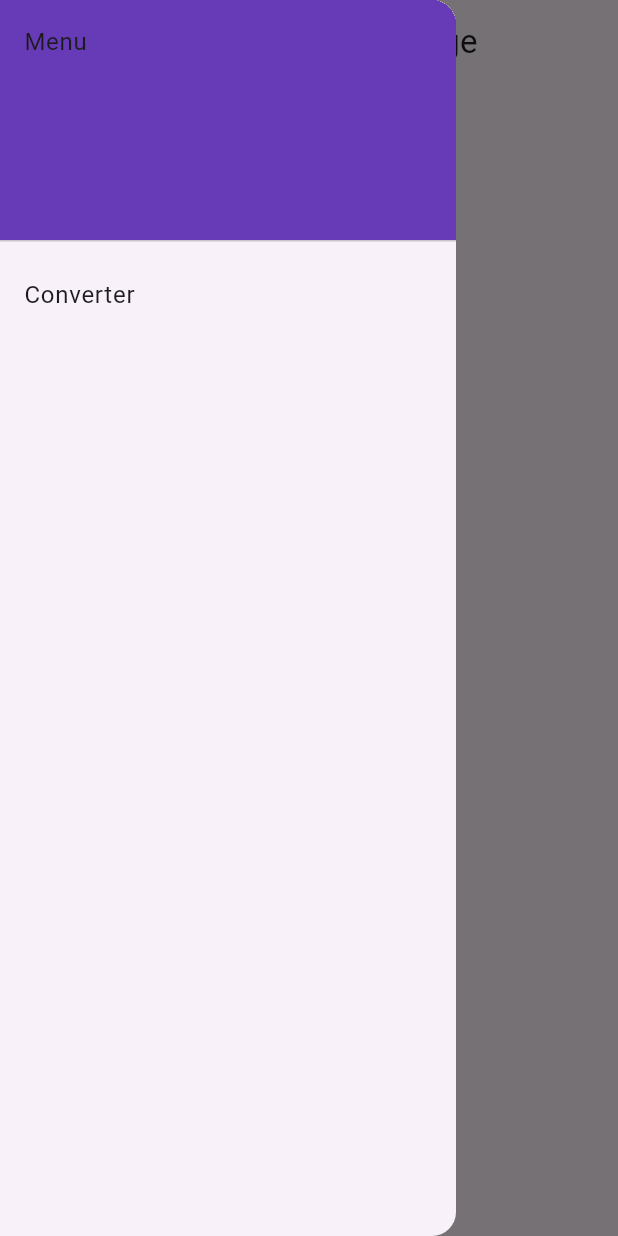
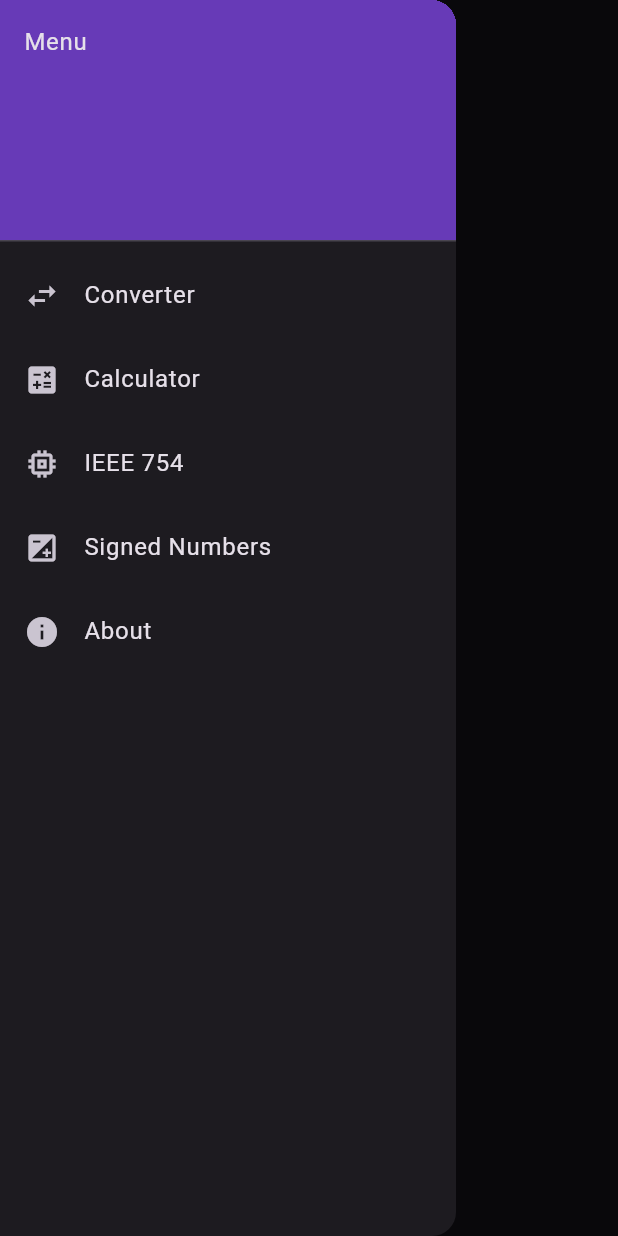
Before and after one commit to Sgambe33/binary-toolset, a Flutter app: the screen it shows after launch, with the side drawer open, on a phone screen of 412 x 824 dp. Run offline on Flutter 3.47's test engine with Material 3 defaults, Android fonts, the phone set to English and light mode, and no system bars; our stand-ins replace firebase_core; accounts and stored records are empty; generated files the repository leaves out were written again.

Commit message:
Added new pages: calculator, ieee754, signed numbers
Signed-off-by: Sgambe33 <80386324+Sgambe33@users.noreply.github.com>

```diff
--- a/lib/main.dart
+++ b/lib/main.dart
@@ -1,5 +1,10 @@
+import 'package:binarytoolset/pages/calculator.dart';
+import 'package:binarytoolset/pages/ieee754.dart';
+import 'package:binarytoolset/pages/signed_numbers.dart';
 import 'package:firebase_core/firebase_core.dart';
 import 'package:flutter/material.dart';
+import 'package:url_launcher/url_launcher.dart';
+import 'package:url_launcher/url_launcher_string.dart';
 import 'firebase_options.dart';
 import 'pages/converter.dart';
 
@@ -17,14 +22,14 @@
   Widget build(BuildContext context) {
     return MaterialApp(
       title: 'Flutter Demo',
-      theme: ThemeData(
-        colorScheme: ColorScheme.fromSeed(seedColor: Colors.deepPurple),
-        useMaterial3: true,
-      ),
+      theme: ThemeData.dark(useMaterial3: true),
       home: const MyHomePage(title: 'Flutter Demo Home Page'),
       routes: {
         '/converter': (context) => const Converter(),
-        '/main': (context) => const MyHomePage(title: 'Flutter Demo Home Page'),
+        '/calculator': (context) => const Calculator(),
+        '/ieee754': (context) => const Ieee754(),
+        '/signed_numbers': (context) => const SignedNumbers(),
+        '/main': (context) => const MyHomePage(title: 'Binary Toolset'),
       },
       initialRoute: '/main',
     );
@@ -64,6 +69,7 @@
               child: Text('Menu'),
             ),
             ListTile(
+              leading: const Icon(Icons.swap_horiz),
               title: const Text('Converter'),
               onTap: () {
                 Navigator.pop(context);
@@ -73,6 +79,46 @@
                 );
               },
             ),
+            ListTile(
+              leading: const Icon(Icons.calculate),
+              title: const Text('Calculator'),
+              onTap: () {
+                Navigator.pop(context);
+                Navigator.push(
+                  context,
+                  MaterialPageRoute(builder: (context) => const Calculator()),
+                );
+              },
+            ),
+            ListTile(
+              leading: const Icon(Icons.memory),
+              title: const Text('IEEE 754'),
+              onTap: () {
+                Navigator.pop(context);
+                Navigator.push(
+                  context,
+                  MaterialPageRoute(builder: (context) => const Ieee754()),
+                );
+              },
+            ),
+            ListTile(
+              leading: const Icon(Icons.exposure),
+              title: const Text('Signed Numbers'),
+              onTap: () {
+                Navigator.pop(context);
+                Navigator.push(
+                  context,
+                  MaterialPageRoute(builder: (context) => const SignedNumbers()),
+                );
+              },
+            ),
+            ListTile(
+              leading: const Icon(Icons.info),
+              title: const Text('About'),
+              onTap: () async {
+                await launchUrlString("https://github.com/Sgambe33/binary-toolset");
+              },
+            ),
           ],
         ),
       ),
```
